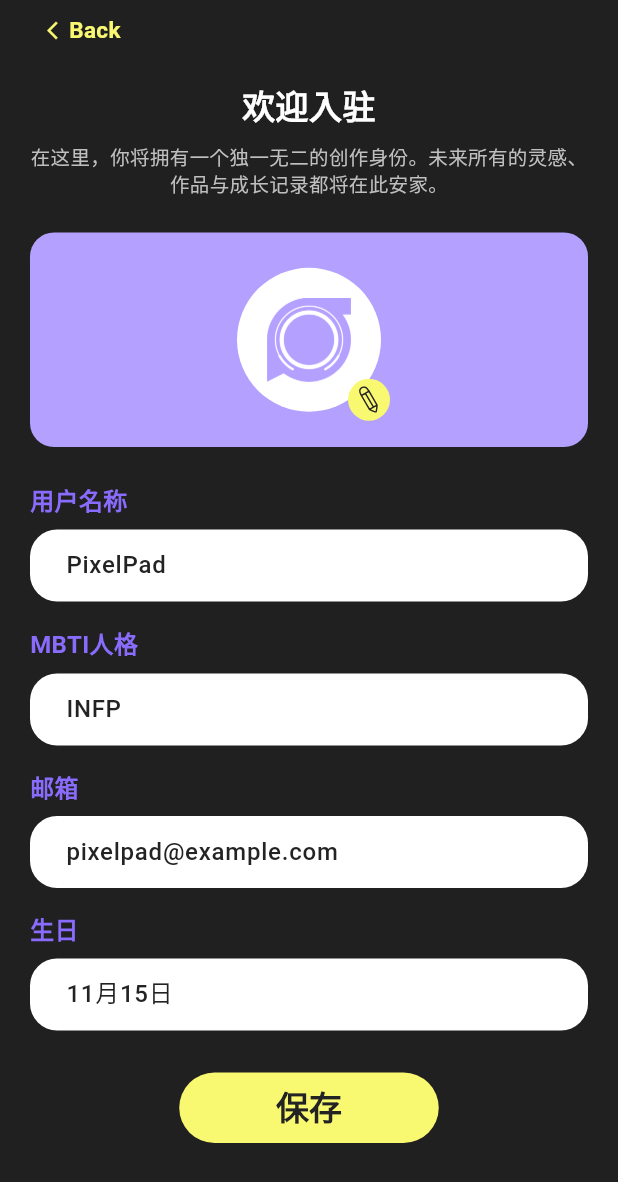
After one commit to LANDRYCOLIN/pixelpad, a Flutter app: the screen it shows after launch, item 4 of the bottom bar chosen, after a tap on "个人信息", on a phone screen of 412 x 824 dp. The commit adds this screen. Shown: the top 1182 px of the screen. Run offline on Flutter 3.47's test engine with Material 3 defaults, Android fonts, the phone set to English and light mode, and no system bars; our stand-ins replace flutter_svg, shared_preferences.

Commit message:
feat: Add profile UI

```diff
--- /dev/null
+++ b/pixelpad/lib/screens/profile_edit_screen.dart
@@ -0,0 +1,275 @@
+import 'package:flutter/material.dart';
+import 'package:flutter_svg/flutter_svg.dart';
+
+import '../theme/app_theme.dart';
+
+class ProfileEditScreen extends StatefulWidget {
+  const ProfileEditScreen({super.key});
+
+  @override
+  State<ProfileEditScreen> createState() => _ProfileEditScreenState();
+}
+
+class _ProfileEditScreenState extends State<ProfileEditScreen> {
+  late final TextEditingController _nameController;
+  late final TextEditingController _mbtiController;
+  late final TextEditingController _emailController;
+  late final TextEditingController _birthdayController;
+
+  @override
+  void initState() {
+    super.initState();
+    _nameController = TextEditingController(text: 'PixelPad');
+    _mbtiController = TextEditingController(text: 'INFP');
+    _emailController = TextEditingController(text: 'pixelpad@example.com');
+    _birthdayController = TextEditingController(text: '11月15日');
+  }
+
+  @override
+  void dispose() {
+    _nameController.dispose();
+    _mbtiController.dispose();
+    _emailController.dispose();
+    _birthdayController.dispose();
+    super.dispose();
+  }
+
+  @override
+  Widget build(BuildContext context) {
+    return Scaffold(
+      backgroundColor: AppColors.background,
+      body: SafeArea(
+        child: SingleChildScrollView(
+          padding: const EdgeInsets.fromLTRB(20, 8, 20, 32),
+          child: Column(
+            crossAxisAlignment: CrossAxisAlignment.stretch,
+            children: [
+              _BackButton(
+                onTap: () => Navigator.of(context).pop(),
+              ),
+              const SizedBox(height: 24),
+              const Text(
+                '欢迎入驻',
+                textAlign: TextAlign.center,
+                style: TextStyle(
+                  fontSize: 22,
+                  fontWeight: FontWeight.w700,
+                  height: 1.2,
+                  color: AppColors.white,
+                ),
+              ),
+              const SizedBox(height: 12),
+              const Text(
+                '在这里，你将拥有一个独一无二的创作身份。未来所有的灵感、作品与成长记录都将在此安家。',
+                textAlign: TextAlign.center,
+                style: TextStyle(
+                  fontSize: 13,
+                  fontWeight: FontWeight.w400,
+                  height: 1.4,
+                  color: Color(0xFFBFBFBF),
+                ),
+              ),
+              const SizedBox(height: 24),
+              const _AvatarCard(),
+              const SizedBox(height: 24),
+              _FieldSection(
+                label: '用户名称',
+                controller: _nameController,
+                textInputAction: TextInputAction.next,
+              ),
+              const SizedBox(height: 16),
+              _FieldSection(
+                label: 'MBTI人格',
+                controller: _mbtiController,
+                textInputAction: TextInputAction.next,
+              ),
+              const SizedBox(height: 16),
+              _FieldSection(
+                label: '邮箱',
+                controller: _emailController,
+                textInputAction: TextInputAction.next,
+                keyboardType: TextInputType.emailAddress,
+              ),
+              const SizedBox(height: 16),
+              _FieldSection(
+                label: '生日',
+                controller: _birthdayController,
+                textInputAction: TextInputAction.done,
+              ),
+              const SizedBox(height: 28),
+              Center(
+                child: SizedBox(
+                  width: 173,
+                  height: 47,
+                  child: ElevatedButton(
+                    onPressed: () {},
+                    style: ElevatedButton.styleFrom(
+                      backgroundColor: const Color(0xFFF9F871),
+                      foregroundColor: const Color(0xFF232323),
+                      shape: const StadiumBorder(),
+                      elevation: 0,
+                      textStyle: const TextStyle(
+                        fontSize: 22,
+                        fontWeight: FontWeight.w600,
+                        height: 1.2,
+                      ),
+                    ),
+                    child: const Text('保存'),
+                  ),
+                ),
+              ),
+            ],
+          ),
+        ),
+      ),
+    );
+  }
+}
+
+class _BackButton extends StatelessWidget {
+  final VoidCallback onTap;
+
+  const _BackButton({required this.onTap});
+
+  @override
+  Widget build(BuildContext context) {
+    return Align(
+      alignment: Alignment.centerLeft,
+      child: InkWell(
+        onTap: onTap,
+        borderRadius: BorderRadius.circular(20),
+        child: Padding(
+          padding: const EdgeInsets.symmetric(horizontal: 8, vertical: 4),
+          child: Row(
+            mainAxisSize: MainAxisSize.min,
+            children: const [
+              Icon(
+                Icons.arrow_back_ios_new,
+                size: 14,
+                color: Color(0xFFF9F871),
+              ),
+              SizedBox(width: 4),
+              Text(
+                'Back',
+                style: TextStyle(
+                  fontSize: 15,
+                  fontWeight: FontWeight.w600,
+                  height: 1.1,
+                  color: Color(0xFFF9F871),
+                ),
+              ),
+            ],
+          ),
+        ),
+      ),
+    );
+  }
+}
+
+class _AvatarCard extends StatelessWidget {
+  const _AvatarCard();
+
+  @override
+  Widget build(BuildContext context) {
+    return Container(
+      height: 143,
+      decoration: BoxDecoration(
+        color: const Color(0xFFB3A0FF),
+        borderRadius: BorderRadius.circular(16),
+      ),
+      child: Center(
+        child: Stack(
+          clipBehavior: Clip.none,
+          children: [
+            Container(
+              width: 96,
+              height: 96,
+              decoration: const BoxDecoration(
+                color: AppColors.white,
+                shape: BoxShape.circle,
+              ),
+              child: Center(
+                child: Image.asset(
+                  'assets/source/logo.png',
+                  width: 56,
+                  height: 56,
+                  fit: BoxFit.contain,
+                ),
+              ),
+            ),
+            Positioned(
+              right: -6,
+              bottom: -6,
+              child: Container(
+                width: 28,
+                height: 28,
+                decoration: const BoxDecoration(
+                  color: Color(0xFFF9F871),
+                  shape: BoxShape.circle,
+                ),
+                child: Center(
+                  child: SvgPicture.asset(
+                    'assets/profile/icon-edit.svg',
+                    width: 14,
+                    height: 18,
+                  ),
+                ),
+              ),
+            ),
+          ],
+        ),
+      ),
+    );
+  }
+}
+
+class _FieldSection extends StatelessWidget {
+  final String label;
+  final TextEditingController controller;
+  final TextInputAction textInputAction;
+  final TextInputType? keyboardType;
+
+  const _FieldSection({
+    required this.label,
+    required this.controller,
+    required this.textInputAction,
+    this.keyboardType,
+  });
+
+  @override
+  Widget build(BuildContext context) {
+    return Column(
+      crossAxisAlignment: CrossAxisAlignment.start,
+      children: [
+        Text(
+          label,
+          style: const TextStyle(
+            fontSize: 16,
+            fontWeight: FontWeight.w600,
+            color: AppColors.primary,
+          ),
+        ),
+        const SizedBox(height: 8),
+        TextField(
+          controller: controller,
+          textInputAction: textInputAction,
+          keyboardType: keyboardType,
+          style: const TextStyle(
+            fontSize: 16,
+            fontWeight: FontWeight.w500,
+            color: Color(0xFF232323),
+          ),
+          decoration: InputDecoration(
+            filled: true,
+            fillColor: AppColors.white,
+            contentPadding: const EdgeInsets.symmetric(horizontal: 20, vertical: 12),
+            border: OutlineInputBorder(
+              borderRadius: BorderRadius.circular(18),
+              borderSide: BorderSide.none,
+            ),
+          ),
+        ),
+      ],
+    );
+  }
+}
--- a/pixelpad/lib/screens/profile_screen.dart
+++ b/pixelpad/lib/screens/profile_screen.dart
@@ -2,6 +2,7 @@ import 'package:flutter/material.dart';
 
 import '../theme/app_theme.dart';
 import '../widgets/profile_menu_item.dart';
+import 'profile_edit_screen.dart';
 
 class ProfileScreen extends StatelessWidget {
   const ProfileScreen({super.key});
@@ -30,33 +31,40 @@ class ProfileScreen extends StatelessWidget {
               Padding(
                 padding: const EdgeInsets.fromLTRB(20, 12, 20, 24),
                 child: Column(
-                  children: const [
+                  children: [
                     ProfileMenuItem(
                       iconAsset: 'assets/profile/icon-user.svg',
                       label: '个人信息',
+                      onTap: () {
+                        Navigator.of(context).push(
+                          MaterialPageRoute(
+                            builder: (_) => const ProfileEditScreen(),
+                          ),
+                        );
+                      },
                     ),
-                    SizedBox(height: 8),
-                    ProfileMenuItem(
+                    const SizedBox(height: 8),
+                    const ProfileMenuItem(
                       iconAsset: 'assets/profile/icon-favorite.svg',
                       label: '收藏',
                     ),
-                    SizedBox(height: 8),
-                    ProfileMenuItem(
+                    const SizedBox(height: 8),
+                    const ProfileMenuItem(
                       iconAsset: 'assets/profile/icon-privacy.svg',
                       label: '隐私保护',
                     ),
-                    SizedBox(height: 8),
-                    ProfileMenuItem(
+                    const SizedBox(height: 8),
+                    const ProfileMenuItem(
                       iconAsset: 'assets/profile/icon-settings.svg',
                       label: '设置',
                     ),
-                    SizedBox(height: 8),
-                    ProfileMenuItem(
+                    const SizedBox(height: 8),
+                    const ProfileMenuItem(
                       iconAsset: 'assets/profile/icon-service.svg',
                       label: '客服',
                     ),
-                    SizedBox(height: 8),
-                    ProfileMenuItem(
+                    const SizedBox(height: 8),
+                    const ProfileMenuItem(
                       iconAsset: 'assets/profile/icon-logout.svg',
                       label: '退出账号',
                     ),
```
Also changed, not shown: pixelpad/assets/profile/icon-edit.svg (added).
